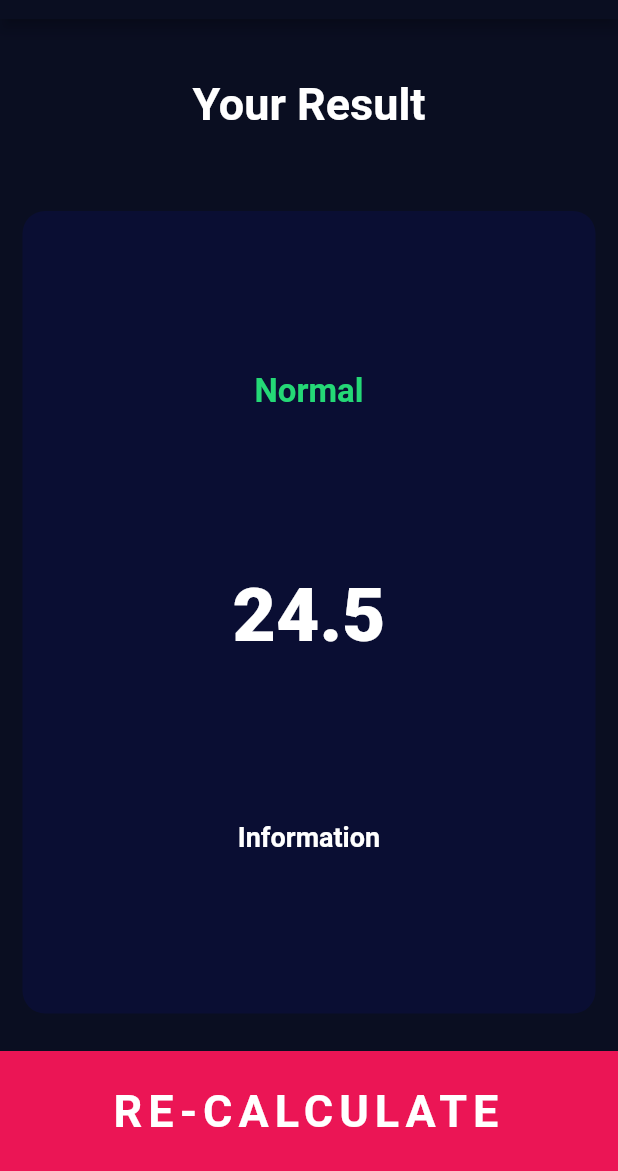
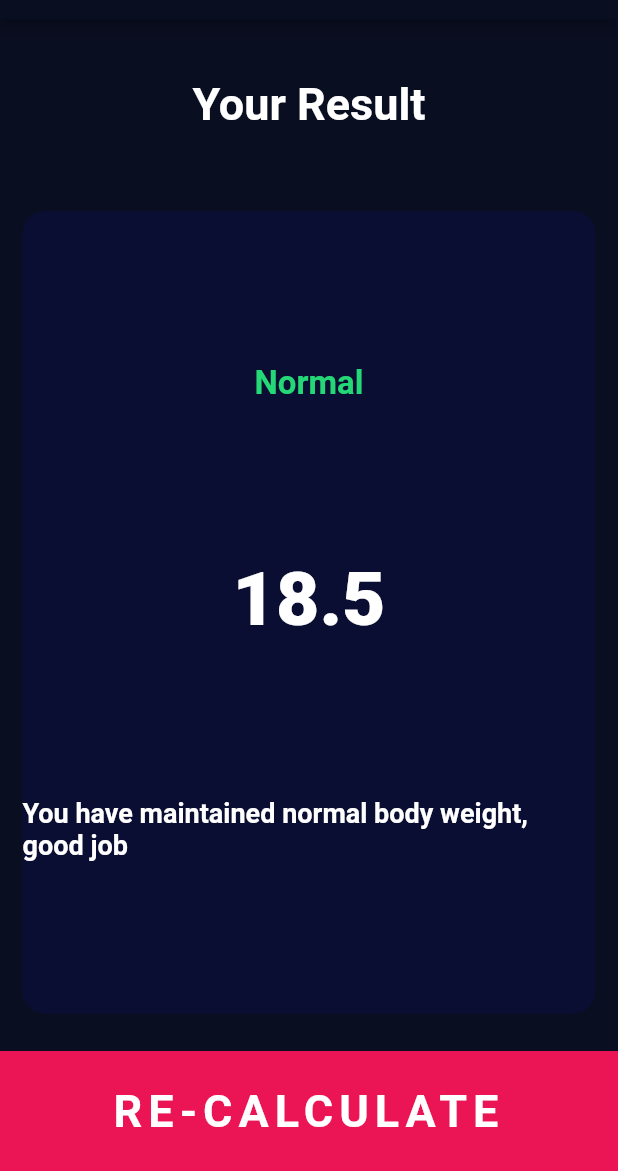
Before and after one commit to tuhinssam/bmi-calculator-flutter-app, a Flutter app: the screen it shows after launch, after a tap on "CALCULATE", on a phone screen of 412 x 824 dp, the part 65-1236 px from its top. Run offline on Flutter 3.47's test engine with Material 2 defaults, Android fonts, the phone set to English and light mode, and no system bars; our stand-ins replace font_awesome_flutter; missing offline and left inert: dart:ffi.

```diff
--- /dev/null
+++ b/lib/calculator_brain.dart
@@ -0,0 +1,32 @@
+import 'dart:math';
+
+class CalculatorBrain {
+  final int height;
+  final int weight;
+  double _bmi;
+  CalculatorBrain({this.height, this.weight});
+  String calculateBMI() {
+    _bmi = weight / pow(height / 100, 2);
+    return _bmi.toStringAsFixed(1);
+  }
+
+  String getResult() {
+    if (_bmi >= 25) {
+      return 'Overweight';
+    } else if (_bmi > 18.5) {
+      return 'Normal';
+    } else {
+      return 'Underweight';
+    }
+  }
+
+  String getInterpretation() {
+    if (_bmi >= 25) {
+      return 'You have higher than normal body weight. Try to exercise more';
+    } else if (_bmi > 18.5) {
+      return 'You have maintained normal body weight, good job';
+    } else {
+      return 'You have lower than normal body weight. you can eat a bit more!';
+    }
+  }
+}
--- /dev/null
+++ b/lib/componenets/BottomButton.dart
@@ -0,0 +1,28 @@
+import 'package:flutter/material.dart';
+import '../constants.dart';
+
+class BottomButton extends StatelessWidget {
+  final String buttonTitle;
+  final Function onTap;
+  BottomButton({@required this.buttonTitle, @required this.onTap});
+
+  @override
+  Widget build(BuildContext context) {
+    return GestureDetector(
+      onTap: onTap,
+      child: Container(
+        child: Center(
+          child: Text(
+            buttonTitle,
+            style: kCalculateBtnTxtStyle,
+            textAlign: TextAlign.center,
+          ),
+        ),
+        color: kBottomContainerColor,
+        margin: EdgeInsets.only(top: 10.0),
+        width: double.infinity,
+        height: kButtonContainerHeight,
+      ),
+    );
+  }
+}
--- a/lib/icon_content.dart
+++ b/lib/componenets/icon_content.dart
@@ -1,5 +1,5 @@
 import 'package:flutter/material.dart';
-import 'constants.dart';
+import '../constants.dart';
 
 class IconContent extends StatelessWidget {
   final content;
--- a/lib/main.dart
+++ b/lib/main.dart
@@ -1,5 +1,5 @@
 import 'package:flutter/material.dart';
-import 'input_page.dart';
+import 'screens/input_page.dart';
 
 void main() => runApp(BMICalculator());
 
--- a/lib/input_page.dart
+++ b/lib/screens/input_page.dart
@@ -1,11 +1,14 @@
-import 'package:bmi_calculator/RoundIconButton.dart';
-import 'package:bmi_calculator/results_page.dart';
-import 'package:bmi_calculator/reusable_card.dart';
+import 'package:bmi_calculator/componenets/BottomButton.dart';
+import 'package:bmi_calculator/componenets/RoundIconButton.dart';
+import 'package:bmi_calculator/main.dart';
+import 'package:bmi_calculator/screens/results_page.dart';
+import 'package:bmi_calculator/componenets/reusable_card.dart';
 import 'package:flutter/material.dart';
-import 'constants.dart';
+import '../calculator_brain.dart';
+import '../constants.dart';
 import 'package:font_awesome_flutter/font_awesome_flutter.dart';
 
-import 'icon_content.dart';
+import '../componenets/icon_content.dart';
 
 enum Gender { Male, Female }
 
@@ -229,27 +232,28 @@ class _InputPageState extends State<InputPage> {
                 )
               ],
             )),
-            GestureDetector(
-              onTap: () {
-                Navigator.push(context, MaterialPageRoute(builder: (context) {
-                  return ResultsPage();
-                }));
-              },
-              child: Container(
-                child: Center(
-                  child: Text(
-                    'CALCULATE',
-                    style: kCalculateBtnTxtStyle,
-                    textAlign: TextAlign.center,
-                  ),
-                ),
-                color: kBottomContainerColor,
-                margin: EdgeInsets.only(top: 10.0),
-                width: double.infinity,
-                height: kButtonContainerHeight,
-              ),
-            )
+            BottomButton(
+                buttonTitle: 'CALCULATE',
+                onTap: () {
+                  CalculatorBrain clacBrain =
+                      CalculatorBrain(height: height, weight: weight);
+                  String bmiRes = clacBrain.calculateBMI();
+                  String resultText = clacBrain.getResult();
+                  String interpret = clacBrain.getInterpretation();
+                  Navigator.push(context, MaterialPageRoute(builder: (context) {
+                    return ResultsPage(
+                        bmiResult: bmiRes,
+                        resultText: resultText,
+                        interpretation: interpret);
+                  }));
+                })
           ],
         ));
   }
 }
+
+// () {
+// Navigator.push(context, MaterialPageRoute(builder: (context) {
+// return ResultsPage();
+// }));
+// }
--- a/lib/results_page.dart
+++ b/lib/screens/results_page.dart
@@ -1,11 +1,18 @@
 import 'dart:ffi';
 
-import 'package:bmi_calculator/reusable_card.dart';
+import 'package:bmi_calculator/componenets/BottomButton.dart';
+import 'package:bmi_calculator/componenets/reusable_card.dart';
 import 'package:flutter/material.dart';
 
-import 'constants.dart';
+import '../constants.dart';
 
 class ResultsPage extends StatelessWidget {
+  final String bmiResult;
+  final String resultText;
+  final String interpretation;
+
+  ResultsPage({this.bmiResult, this.resultText, this.interpretation});
+
   @override
   Widget build(BuildContext context) {
     return Scaffold(
@@ -40,15 +47,15 @@ class ResultsPage extends StatelessWidget {
                   crossAxisAlignment: CrossAxisAlignment.center,
                   children: <Widget>[
                     Text(
-                      'Normal',
+                      resultText,
                       style: kResultTextStyle,
                     ),
                     Text(
-                      '24.5',
+                      bmiResult,
                       style: kNumberTextStyle,
                     ),
                     Text(
-                      'Information',
+                      interpretation,
                       style: kResultInfoStyle,
                     )
                   ],
@@ -56,26 +63,11 @@ class ResultsPage extends StatelessWidget {
               ),
             ),
           ),
-          GestureDetector(
-            onTap: () {
-              Navigator.pop(context, MaterialPageRoute(builder: (context) {
-                return ResultsPage();
-              }));
-            },
-            child: Container(
-              child: Center(
-                child: Text(
-                  'RE-CALCULATE',
-                  style: kCalculateBtnTxtStyle,
-                  textAlign: TextAlign.center,
-                ),
-              ),
-              color: kBottomContainerColor,
-              margin: EdgeInsets.only(top: 10.0),
-              width: double.infinity,
-              height: kButtonContainerHeight,
-            ),
-          )
+          BottomButton(
+              buttonTitle: 'RE-CALCULATE',
+              onTap: () {
+                Navigator.pop(context);
+              })
         ],
       ),
     );
```
Also changed, not shown: lib/componenets/RoundIconButton.dart (renamed from lib/RoundIconButton.dart), lib/componenets/reusable_card.dart (renamed from lib/reusable_card.dart).
